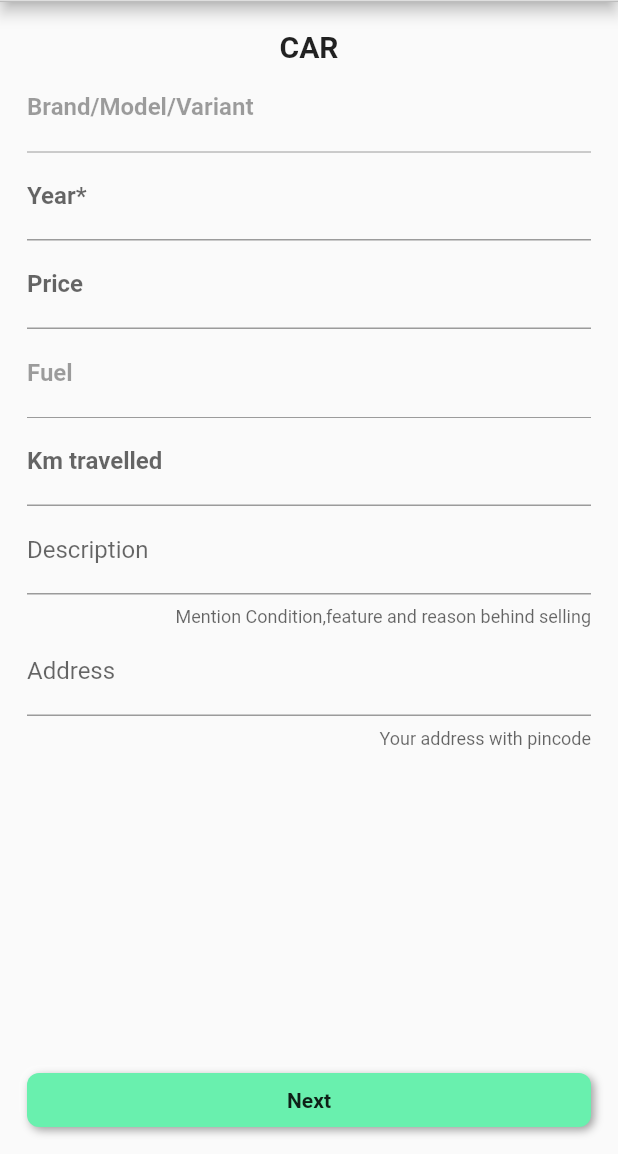
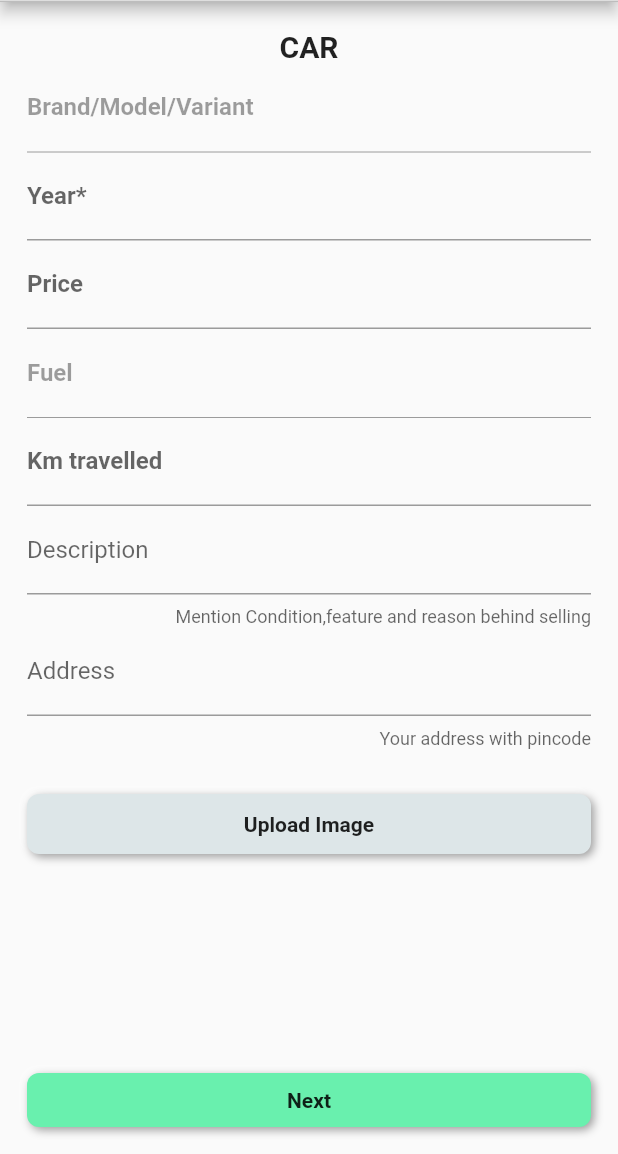
Before and after one commit to srivaayush/olx, a Flutter app: the home_screen screen opened directly, after a tap on "Sell", on a phone screen of 412 x 824 dp, the part 82-1236 px from its top. Run offline on Flutter 3.47's test engine with Material 2 defaults, Android fonts, the phone set to English and light mode, and no system bars; drawn by our look-alikes of flutter_neumorphic; our stand-ins replace cloud_firestore, firebase_auth, firebase_core, firebase_storage, flutter_signin_button, google_sign_in and 1 more; missing offline and left inert: flutter_facebook_auth, galleryimage; accounts and stored records are empty; network calls fail.

Commit message:
seller form++

```diff
--- a/lib/form/seller_form.dart
+++ b/lib/form/seller_form.dart
@@ -2,7 +2,10 @@ import 'dart:ui';
 
 import 'package:flutter/material.dart';
 import 'package:flutter_neumorphic/flutter_neumorphic.dart';
+import 'package:galleryimage/galleryimage.dart';
 import 'package:olx/form/cat_provider.dart';
+import 'package:olx/services/firebase_services.dart';
+import 'package:olx/widgets/ImagePickerWidget.dart';
 import 'package:provider/provider.dart';
 
 class seller_form extends StatefulWidget {
@@ -14,6 +17,8 @@ class seller_form extends StatefulWidget {
 
 class _seller_formState extends State<seller_form> {
   static const String id = 'seller-form';
+  FirebaseService _service = FirebaseService();
+
   final _formkey = GlobalKey<FormState>();
   var _brandController = TextEditingController();
   var _yearController = TextEditingController();
@@ -23,6 +28,23 @@ class _seller_formState extends State<seller_form> {
   var _addressController = TextEditingController();
 
   List<String> _fuelList = ['Diesel', 'Petrol', 'Electric', 'Gas'];
+
+  validate() {
+    if (_formkey.currentState!.validate()) {
+      print('validated');
+    }
+  }
+
+  String _address = '';
+
+  @override
+  void initstate() {
+    _service.getUserData().then((value) {
+      setState(() {
+        _addressController.text = value['address'];
+      });
+    });
+  }
 
   @override
   Widget build(BuildContext context) {
@@ -113,7 +135,7 @@ class _seller_formState extends State<seller_form> {
             )),
         body: SafeArea(
           child: Padding(
-            padding: const EdgeInsets.all(18.0),
+            padding: EdgeInsets.fromLTRB(18.0, 18.0, 18.0, 0.0),
             child: Form(
               key: _formkey,
               child: SingleChildScrollView(
@@ -260,8 +282,46 @@ class _seller_formState extends State<seller_form> {
                       },
                     ),
                     SizedBox(
-                      height: 100,
+                      height: 30,
                     ),
+                    if (_catProvider.urlList.length > 0)
+                      Container(
+                        decoration: BoxDecoration(
+                          color: Colors.grey.shade300,
+                          borderRadius: BorderRadius.circular(4),
+                        ),
+                        child: InkWell(
+                          onTap: () {
+                            print(_catProvider.urlList.length);
+                          },
+                          child: GalleryImage(
+                            imageUrls: _catProvider.urlList,
+                          ),
+                        ),
+                      ),
+                    InkWell(
+                      onTap: () {
+                        showDialog(
+                            context: context,
+                            builder: (BuildContext context) {
+                              return ImagePickerWidget();
+                            });
+                      },
+                      child: Neumorphic(
+                        child: Container(
+                          height: 40.0,
+                          child: Center(
+                            child: Text(
+                              'Upload Image',
+                              textAlign: TextAlign.center,
+                              style: TextStyle(
+                                fontWeight: FontWeight.bold,
+                              ),
+                            ),
+                          ),
+                        ),
+                      ),
+                    )
                   ],
                 ),
               ),
--- a/lib/widgets/auth_page.dart
+++ b/lib/widgets/auth_page.dart
@@ -26,11 +26,12 @@ class auth extends StatelessWidget {
 
   Widget build(BuildContext context) {
     return Center(
+      child: Padding(
+        padding: const EdgeInsets.only(left: 90.0, right: 90.0),
         child: Column(
           mainAxisAlignment: MainAxisAlignment.center,
           children: [
             SizedBox(
-            width: 220,
               child: ElevatedButton(
                   onPressed: () {
                     Navigator.push(
@@ -74,6 +75,7 @@ class auth extends StatelessWidget {
             }),
           ],
         ),
+      ),
     );
   }
 }
--- a/lib/widgets/category_widget.dart
+++ b/lib/widgets/category_widget.dart
@@ -1,23 +1,23 @@
 import 'package:cloud_firestore/cloud_firestore.dart';
-import 'package:firebase_auth/firebase_auth.dart';
 import 'package:flutter/cupertino.dart';
-import 'package:flutter/foundation.dart';
 import 'package:flutter/material.dart';
 import 'package:olx/form/cat_provider.dart';
 import 'package:provider/provider.dart';
+import 'package:olx/services/firebase_services.dart';
 
 class category_widgit extends StatelessWidget {
   const category_widgit({Key? key}) : super(key: key);
 
   Future<List<QueryDocumentSnapshot<Object?>>> getCategories() async {
-    var firestore = FirebaseFirestore.instance;
-    QuerySnapshot qn = await firestore.collection("categories").get();
+    QuerySnapshot qn =
+        await FirebaseFirestore.instance.collection("categories").get();
     return qn.docs;
   }
 
   @override
   Widget build(BuildContext context) {
-    // FirebaseService _services=FirebaseService();
+    FirebaseService _services =
+        FirebaseService(); // 'package:olx/services/firebase_services.dart'
 
     var _catProvider = Provider.of<CategoryProvider>(context);
 
@@ -98,10 +98,3 @@ class category_widgit extends StatelessWidget {
     );
   }
 }
-
-class FirebaseService {
-  User? user = FirebaseAuth.instance.currentUser;
-  CollectionReference users = FirebaseFirestore.instance.collection('users');
-  CollectionReference categories =
-      FirebaseFirestore.instance.collection('categories');
-}
--- a/pubspec.yaml
+++ b/pubspec.yaml
@@ -25,6 +25,9 @@ dependencies:
   flutter_neumorphic: ^3.2.0
   flutter_facebook_auth: ^4.0.1
   provider: ^6.0.2
+  image_picker: ^0.8.4+6
+  firebase_storage: ^10.2.6
+  galleryimage: ^1.1.0
 
 dev_dependencies:
   flutter_test:
```
Also changed, not shown: lib/form/cat_provider.dart (+7 -0 lines), lib/screens/login_page.dart (+18 -14 lines), lib/screens/splash_screen.dart (+14 -10 lines), lib/services/firebase_services.dart (added, +25 -0 lines), lib/widgets/ImagePickerWidget.dart (added, +212 -0 lines), pubspec.lock. Lines whose indentation alone changed are shown as unchanged.
